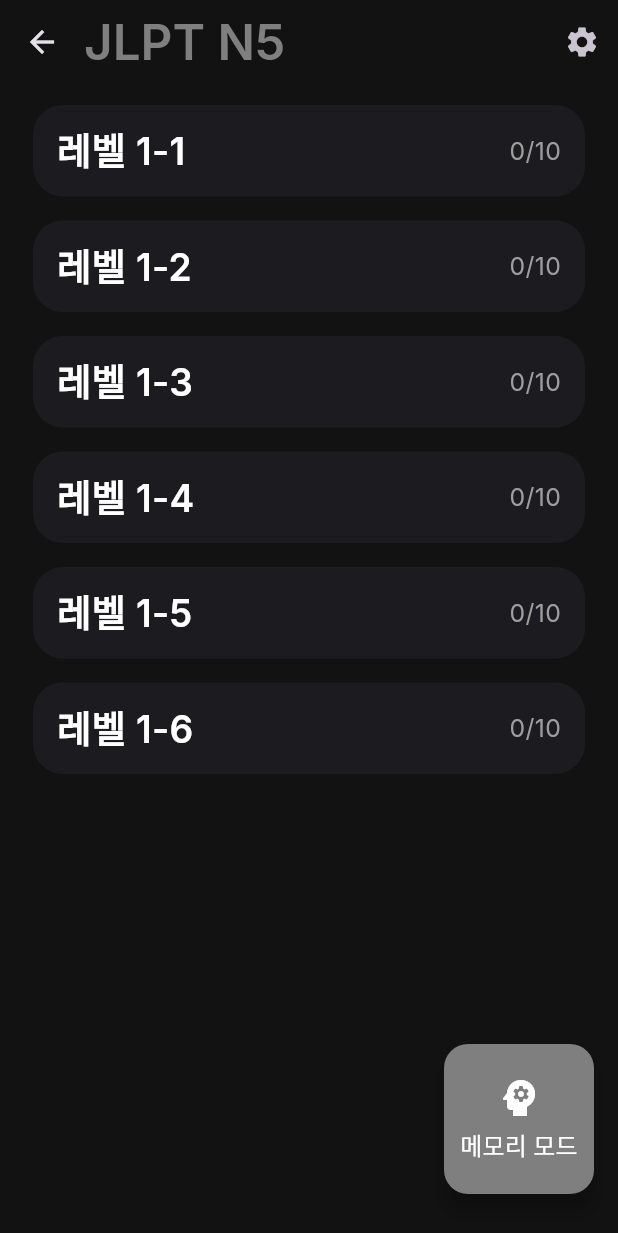
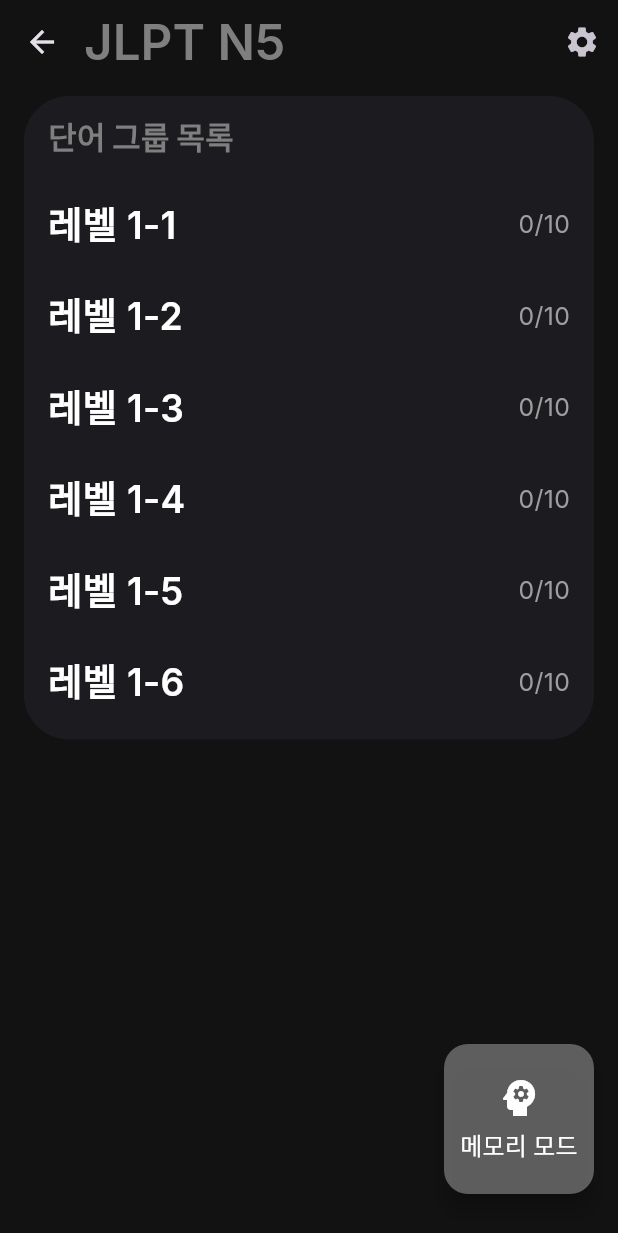
Before and after one commit to yoosukkim-create/Japanese, a Flutter app: the screen it shows after launch, after a tap on an icon or button, on a phone screen of 412 x 824 dp. Shown: the top 1233 px of the screen. Run offline on Flutter 3.47's test engine with Material 3 defaults, Android fonts, the phone set to English and light mode, and no system bars; our stand-ins replace google_fonts, shared_preferences, signature.

Commit message:
Update theme color

```diff
--- a/lib/providers/theme_provider.dart
+++ b/lib/providers/theme_provider.dart
@@ -12,7 +12,7 @@
   Color get mainColor => _mainColor;
 
   static const Color cardBlack = Color(0xFF1C1B1F);
-  static const Color cardWhite = Color(0xFFF5F5F5);
+  static const Color cardWhite = Color(0xFFFFFFFF);
 
   ThemeData get themeData {
     final isDark = _isDarkMode;
@@ -22,11 +22,11 @@
       primaryColor: _mainColor,
 
       scaffoldBackgroundColor:
-          isDark ? const Color(0xFF121212) : const Color(0xFFF0F2F5),
+          isDark ? const Color(0xFF121212) : const Color(0xFFF1F4F6),
 
       appBarTheme: AppBarTheme(
         backgroundColor:
-            isDark ? const Color(0xFF121212) : const Color(0xFFF0F2F5),
+            isDark ? const Color(0xFF121212) : const Color(0xFFF1F4F6),
         elevation: 0,
       ),
     );
--- a/lib/views/screens/word_group_screen.dart
+++ b/lib/views/screens/word_group_screen.dart
@@ -21,6 +21,7 @@
       isDarkMode(context) ? ThemeProvider.cardBlack : ThemeProvider.cardWhite;
   Color textColor(BuildContext context) =>
       isDarkMode(context) ? Colors.white : Colors.black87;
+
   @override
   Widget build(BuildContext context) {
     final themeProvider = Provider.of<ThemeProvider>(context);
@@ -50,26 +51,35 @@
           ),
         ],
       ),
-      body: ListView.builder(
-        padding: const EdgeInsets.all(6.0),
-        itemCount: wordbook.wordgroups.length,
-        itemBuilder: (context, index) {
-          String key = wordbook.wordgroups.keys.elementAt(index);
-          final wordgroup = wordbook.wordgroups[key]!;
-
-          return Card(
+      body: ListView(
+        padding: const EdgeInsets.only(bottom: 24.0),
+        children: [
+          Card(
+            margin: ThemeProvider.cardMargin,
+            elevation: 0,
             color: cardColor(context),
-            elevation: 0,
-            margin: ThemeProvider.cardMargin,
             shape: RoundedRectangleBorder(
               borderRadius: BorderRadius.circular(
-                ThemeProvider.wordgroupCornerRadius,
+                ThemeProvider.wordbookCornerRadius,
               ),
             ),
-            child: InkWell(
-              borderRadius: BorderRadius.circular(
-                ThemeProvider.wordgroupCornerRadius,
+            child: Column(
+              crossAxisAlignment: CrossAxisAlignment.start,
+              children: [
+                Padding(
+                  padding: ThemeProvider.cardPadding,
+                  child: Text(
+                    '단어 그룹 목록',
+                    style: ThemeProvider.mainListStyle(
+                      context,
+                    ).copyWith(color: themeProvider.mainColor),
                   ),
+                ),
+                ...wordbook.wordgroups.entries.map((entry) {
+                  final key = entry.key;
+                  final wordgroup = entry.value;
+
+                  return InkWell(
                     onTap: () {
                       Navigator.push(
                         context,
@@ -100,18 +110,16 @@
                       child: Row(
                         mainAxisAlignment: MainAxisAlignment.spaceBetween,
                         children: [
-                    Row(
-                      children: [
                           Text(
                             key,
                             style: ThemeProvider.mainListNameStyle(
                               context,
                             ).copyWith(color: textColor(context)),
                           ),
-                      ],
+                          Text(
+                            studyProvider.getWordgroupProgressText(
+                              wordgroup.words,
                             ),
-                    Text(
-                      studyProvider.getWordgroupProgressText(wordgroup.words),
                             style: ThemeProvider.metaCountStyle(
                               context,
                             ).copyWith(color: Colors.grey),
@@ -119,17 +127,21 @@
                         ],
                       ),
                     ),
+                  );
+                }),
+                const SizedBox(height: 8),
+              ],
             ),
-          );
-        },
+          ),
+        ],
       ),
       floatingActionButton: Padding(
         padding: const EdgeInsets.only(bottom: 12.0),
         child: SizedBox(
-          width: 100, // 원하는 너비
-          height: 100, // 원하는 높이
+          width: 100,
+          height: 100,
           child: FloatingActionButton(
-            backgroundColor: themeProvider.mainColor,
+            backgroundColor: themeProvider.mainColor.withOpacity(0.7),
             onPressed: () {
               Navigator.push(
                 context,
```
Lines whose indentation alone changed are shown as unchanged.
